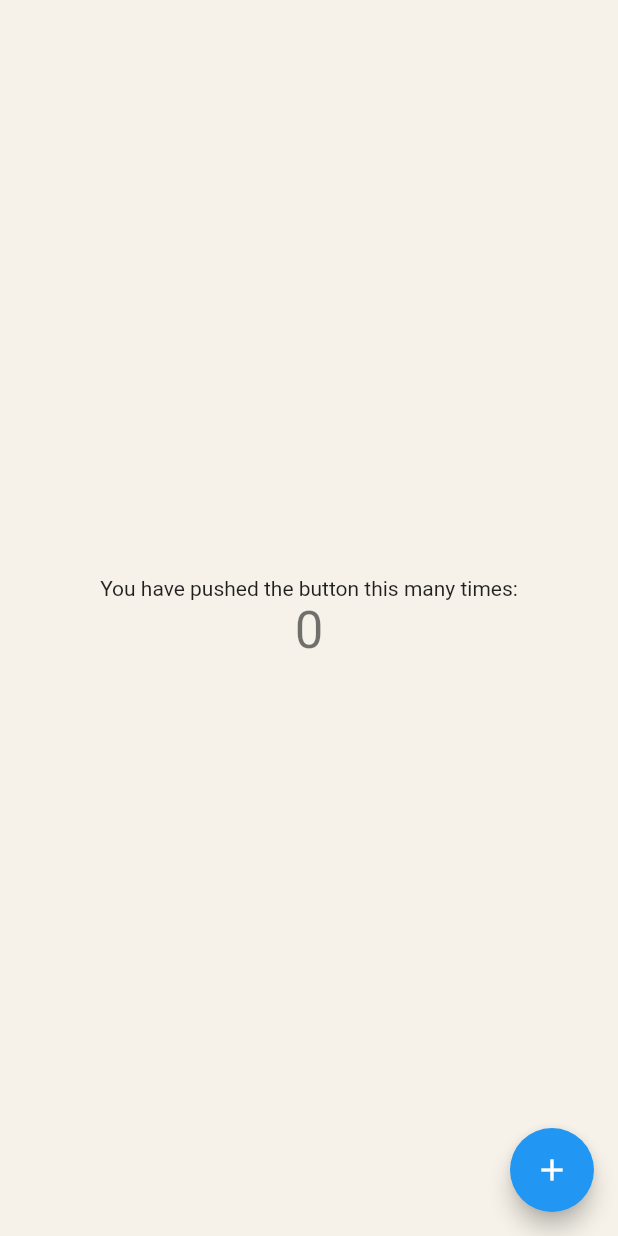
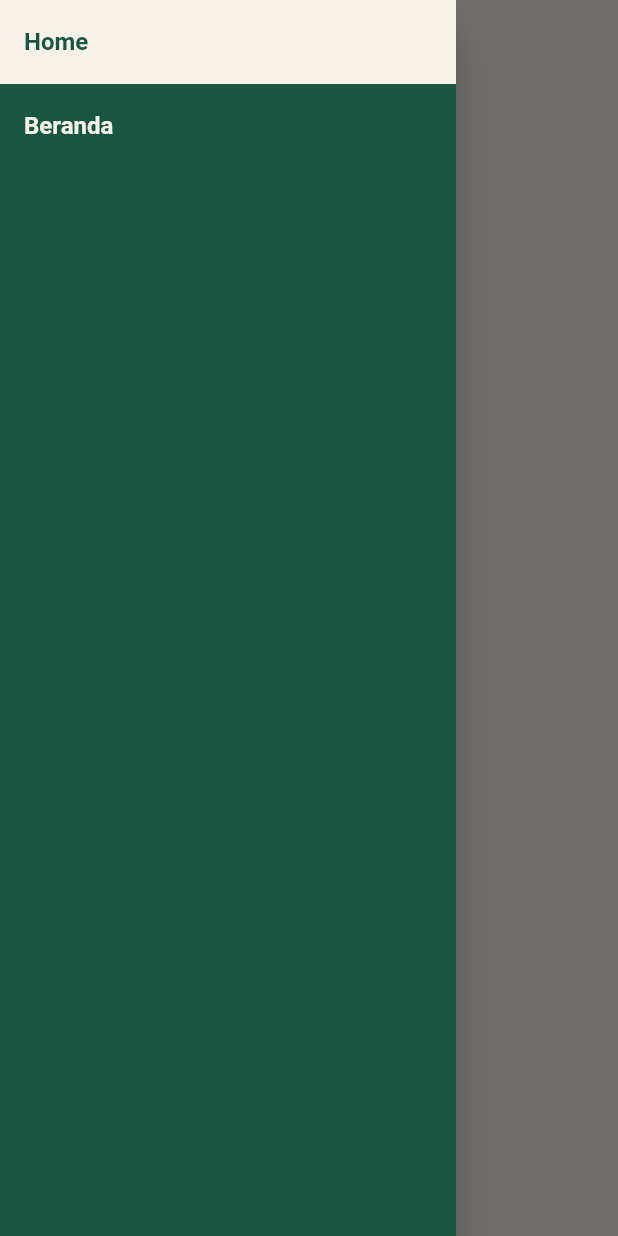
Before and after one commit to D10-PBP/Proyek-Akhir-Semester, a Flutter app: the screen it shows after launch, with the side drawer open (before the commit the screen has no drawer), on a phone screen of 412 x 824 dp. Run offline on Flutter 3.47's test engine with Material 2 defaults, Android fonts, the phone set to English and light mode, and no system bars.

Commit message:
add drawer class

```diff
--- a/lib/theme_color.dart
+++ b/lib/core/theme/theme_color.dart
@@ -6,4 +6,5 @@ class ThemeColor {
   static const Color sand = Color(0xFFF6F2E9);
   static const Color darkGreen = Color(0xFF185641);
   static const Color gold = Color(0xFFBFA861);
+  static const Color white = Color(0xFFFFFFFF);
 }
--- a/lib/core/widget/drawer.dart
+++ b/lib/core/widget/drawer.dart
@@ -0,0 +1,70 @@
+import 'package:flutter/material.dart';
+import 'package:sayang_dibuang_mobile/barang_bekas/pages/beranda.dart';
+import 'package:sayang_dibuang_mobile/main.dart';
+import 'package:sayang_dibuang_mobile/core/theme/theme_color.dart';
+
+class DrawerClass extends StatefulWidget {
+  const DrawerClass(this.currentPage, this.currentIndex, {super.key});
+  final String currentPage;
+  final int currentIndex;
+  // static final int _currentSelected = 0;
+  // Kalo mw tambahin drawer bisa lgsg maskin ke list aja Title sama Page Widgetnya
+  static final List<String> _listViewData = [
+    "Home",
+    "Beranda",
+  ];
+  static final List<Widget> _listViewPages = [
+    const MyHomePage(),
+    const BerandaBarangPage()
+  ];
+  @override
+  State<StatefulWidget> createState() => DrawerClassState();
+}
+
+class DrawerClassState extends State<DrawerClass> {
+  // int _currentSelected = 0;
+
+  @override
+  Widget build(BuildContext context) {
+    return Drawer(
+      backgroundColor: ThemeColor.darkGreen,
+      child: Container(
+        child: ListView.builder(
+          itemCount: DrawerClass._listViewData.length,
+          itemBuilder: (context, index) {
+            return Container(
+              color: widget.currentIndex == index
+                  ? ThemeColor.sand
+                  : ThemeColor.darkGreen,
+              child: ListTile(
+                textColor: widget.currentIndex == index
+                    ? ThemeColor.darkGreen
+                    : ThemeColor.sand,
+                title: Text(
+                  DrawerClass._listViewData[index],
+                  style: const TextStyle(
+                    fontWeight: FontWeight.w600,
+                    fontSize: 16,
+                  ),
+                ),
+                onTap: () {
+                  // ini ga keubah klo ganti page jadi pke widget.currentIndex aja
+                  // setState(() {
+                  //   _currentSelected = index;
+                  // });
+                  // Route menu ke halaman utama
+                  Navigator.pushReplacement(
+                    context,
+                    MaterialPageRoute(
+                        builder: (context) =>
+                            DrawerClass._listViewPages[index]),
+                  );
+                },
+              ),
+            );
+          },
+        ),
+      ),
+    );
+  }
+}
--- a/lib/main.dart
+++ b/lib/main.dart
@@ -1,5 +1,6 @@
 import 'package:flutter/material.dart';
-import 'package:sayang_dibuang_mobile/theme_color.dart';
+import 'package:sayang_dibuang_mobile/core/theme/theme_color.dart';
+import 'package:sayang_dibuang_mobile/core/widget/drawer.dart';
 
 void main() {
   runApp(const MyApp());
@@ -25,13 +26,13 @@ class MyApp extends StatelessWidget {
         // is not restarted.
         primarySwatch: Colors.blue,
       ),
-      home: const MyHomePage(title: 'Flutter Demo Home Page'),
+      home: const MyHomePage(),
     );
   }
 }
 
 class MyHomePage extends StatefulWidget {
-  const MyHomePage({super.key, required this.title});
+  const MyHomePage({super.key});
 
   // This widget is the home page of your application. It is stateful, meaning
   // that it has a State object (defined below) that contains fields that affect
@@ -42,26 +43,13 @@ class MyHomePage extends StatefulWidget {
   // used by the build method of the State. Fields in a Widget subclass are
   // always marked "final".
 
-  final String title;
+  final String title = 'Sayang Dibuang App';
 
   @override
   State<MyHomePage> createState() => _MyHomePageState();
 }
 
 class _MyHomePageState extends State<MyHomePage> {
-  int _counter = 0;
-
-  void _incrementCounter() {
-    setState(() {
-      // This call to setState tells the Flutter framework that something has
-      // changed in this State, which causes it to rerun the build method below
-      // so that the display can reflect the updated values. If we changed
-      // _counter without calling setState(), then the build method would not be
-      // called again, and so nothing would appear to happen.
-      _counter++;
-    });
-  }
-
   @override
   Widget build(BuildContext context) {
     // This method is rerun every time setState is called, for instance as done
@@ -72,47 +60,24 @@ class _MyHomePageState extends State<MyHomePage> {
     // than having to individually change instances of widgets.
     return Scaffold(
       backgroundColor: ThemeColor.sand,
-      // appBar: AppBar(
-      //   // Here we take the value from the MyHomePage object that was created by
-      //   // the App.build method, and use it to set our appbar title.
-      //   title: Text(widget.title),
-      //   backgroundColor: ThemeColor.darkGreen,
-      // ),
-      body: Center(
+      drawer: DrawerClass('Home', 0),
+      body: Stack(
         // Center is a layout widget. It takes a single child and positions it
         // in the middle of the parent.
-        child: Column(
-          // Column is also a layout widget. It takes a list of children and
-          // arranges them vertically. By default, it sizes itself to fit its
-          // children horizontally, and tries to be as tall as its parent.
-          //
-          // Invoke "debug painting" (press "p" in the console, choose the
-          // "Toggle Debug Paint" action from the Flutter Inspector in Android
-          // Studio, or the "Toggle Debug Paint" command in Visual Studio Code)
-          // to see the wireframe for each widget.
-          //
-          // Column has various properties to control how it sizes itself and
-          // how it positions its children. Here we use mainAxisAlignment to
-          // center the children vertically; the main axis here is the vertical
-          // axis because Columns are vertical (the cross axis would be
-          // horizontal).
-          mainAxisAlignment: MainAxisAlignment.center,
-          children: <Widget>[
-            const Text(
-              'You have pushed the button this many times:',
+        children: [
+          Builder(
+            builder: (context) => IconButton(
+              icon: new Icon(Icons.menu),
+              onPressed: () => Scaffold.of(context).openDrawer(),
             ),
-            Text(
-              '$_counter',
-              style: Theme.of(context).textTheme.headline4,
-            ),
-          ],
-        ),
+          ),
+          Container(
+              padding: new EdgeInsets.all(10.0),
+              child: Center(
+                child: Text("SAYANG DIBUANG HOME PAGE"),
+              ))
+        ],
       ),
-      floatingActionButton: FloatingActionButton(
-        onPressed: _incrementCounter,
-        tooltip: 'Increment',
-        child: const Icon(Icons.add),
-      ), // This trailing comma makes auto-formatting nicer for build methods.
     );
   }
 }
```
Also changed, not shown: lib/barang_bekas/pages/beranda.dart (added, +38 -0 lines).
